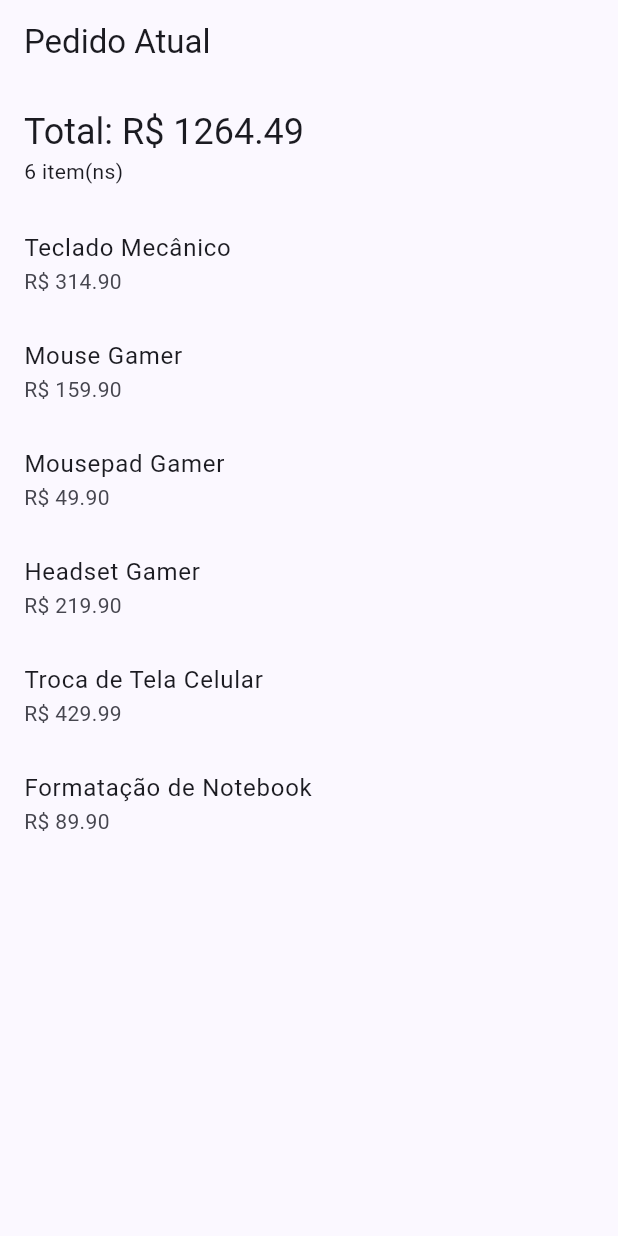
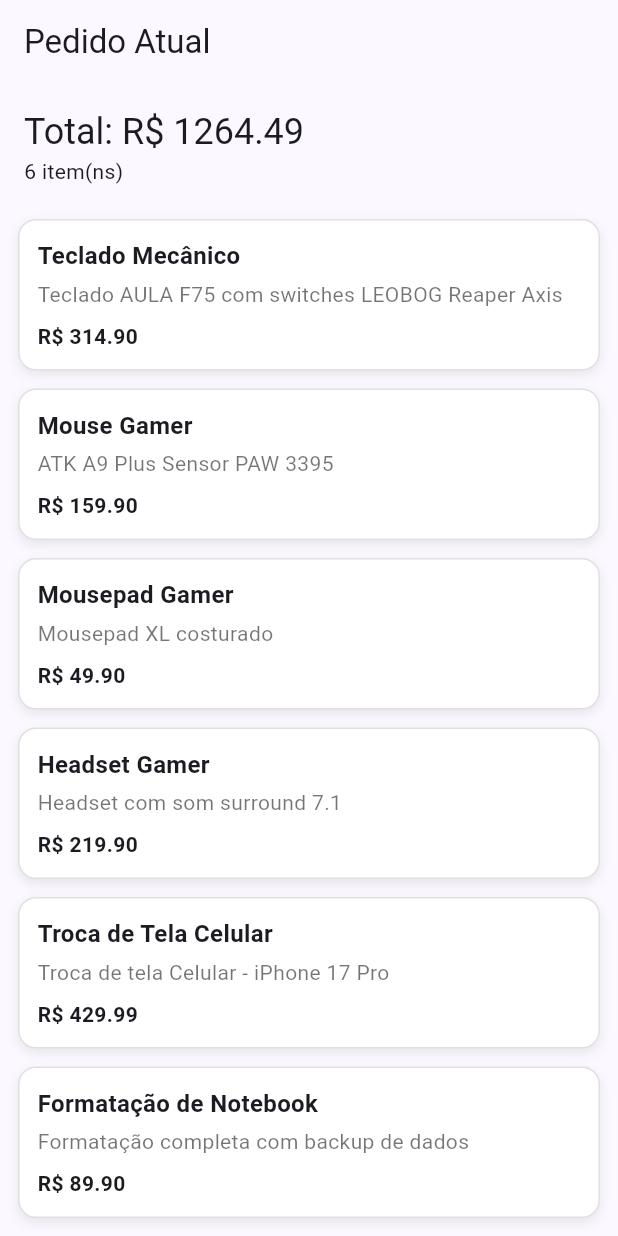
Before and after one commit to DavidlRodrigues404/Trabalho-do-1-Bimestre-Programa-o-para-Dispositivos-Moveis, a Flutter app: the screen it shows after launch, on a phone screen of 412 x 824 dp. Run offline on Flutter 3.47's test engine with Material 3 defaults, Android fonts, the phone set to English and light mode, and no system bars.

Commit message:
feat: usa ItemCard na lista da tela inicial

```diff
--- a/part2_flutter/lib/screens/home_page.dart
+++ b/part2_flutter/lib/screens/home_page.dart
@@ -4,6 +4,7 @@ import '../models/cliente.dart';
 import '../models/pedido.dart';
 import '../models/produto.dart';
 import '../models/servico.dart';
+import '../widgets/item_card.dart';
 
 class HomePage extends StatefulWidget {
   const HomePage({super.key});
@@ -92,10 +93,7 @@ class _HomePageState extends State<HomePage> {
               itemCount: pedido.itens.length,
               itemBuilder: (context, index) {
                 final item = pedido.itens[index];
-                return ListTile(
-                  title: Text(item.nome),
-                  subtitle: Text('R\$ ${item.valor.toStringAsFixed(2)}'),
-                );
+                return ItemCard(item: item);
               },
             ),
           ),
```
Also changed, not shown: 1 other file.
